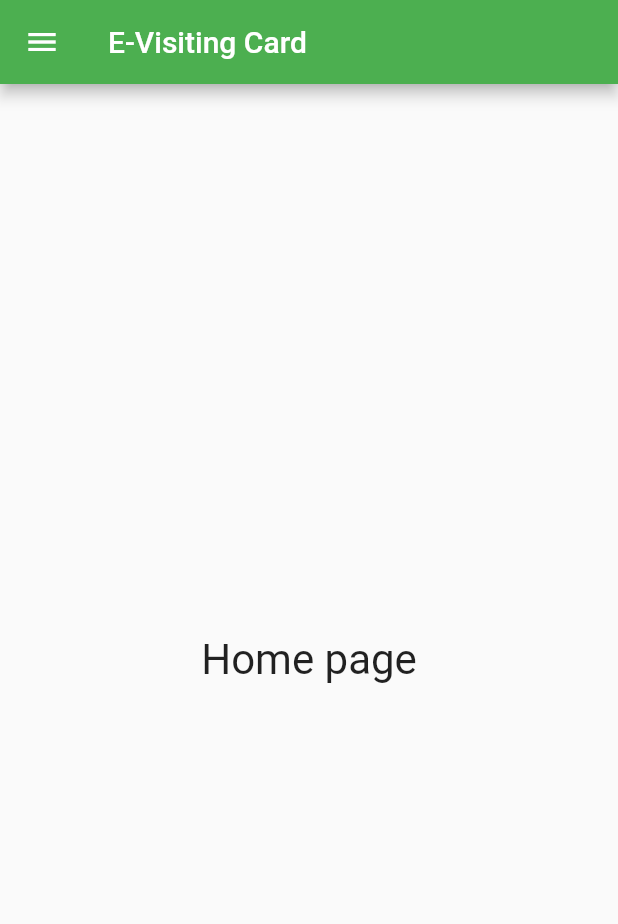
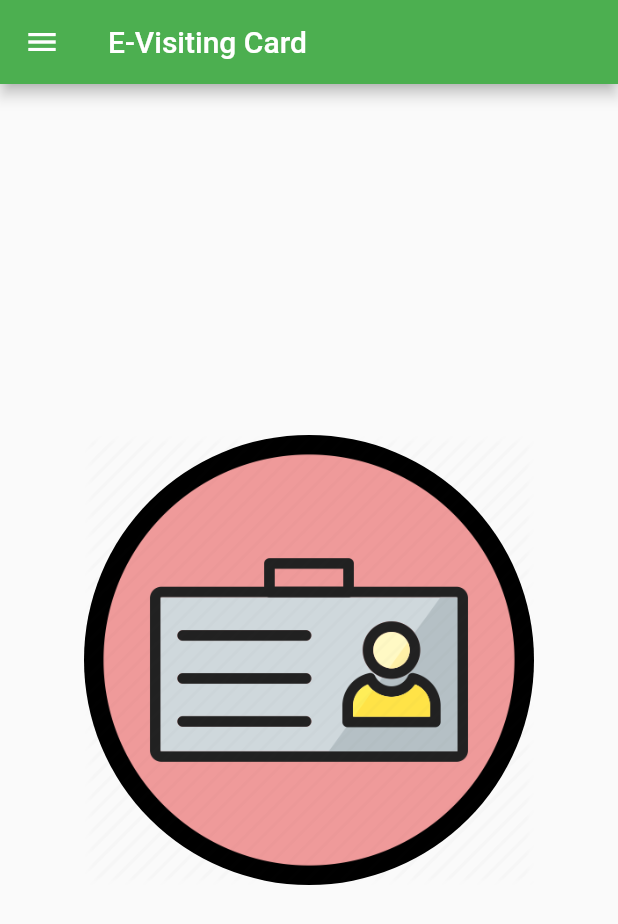
Before and after one commit to sbmkrgit/e-Visiting-Card, a Flutter app: the screen it shows after launch, on a phone screen of 412 x 824 dp. Shown: the top 924 px of the screen. Run offline on Flutter 3.47's test engine with Material 2 defaults, Android fonts, the phone set to English and light mode, and no system bars.

Commit message:
UI Modification

```diff
--- a/lib/HomePage.dart
+++ b/lib/HomePage.dart
@@ -15,10 +15,21 @@ class _HomePageState extends State<HomePage> {
       ),
       drawer: NavigationDrawer(),
       body: Center(
-          child: Text(
-        "Home page",
-        textScaleFactor: 2,
-      )),
+        child: Column(
+          mainAxisAlignment: MainAxisAlignment.center,
+          crossAxisAlignment: CrossAxisAlignment.center,
+          children: <Widget>[
+            CircleAvatar(
+              child: Image.asset(
+                'images/card.png',
+                fit: BoxFit.fill,
+              ),
+              maxRadius: 150,
+              backgroundColor: Colors.black,
+            ),
+          ],
+        ),
+      ),
     );
   }
 }
--- a/pubspec.yaml
+++ b/pubspec.yaml
@@ -28,6 +28,10 @@ dependencies:
   # The following adds the Cupertino Icons font to your application.
   # Use with the CupertinoIcons class for iOS style icons.
   cupertino_icons: ^0.1.3
+  qr_flutter: ^3.2.0
+  path_provider: ^1.6.18
+  share: ^0.6.5+2
+
 
 dev_dependencies:
   flutter_test:
```
Also changed, not shown: lib/SplashScreen.dart (+8 -2 lines), images/card2.png (added), pubspec.lock.
